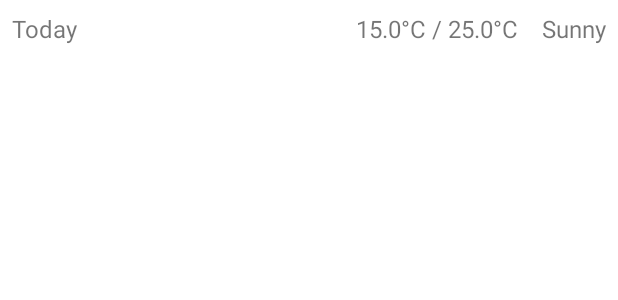
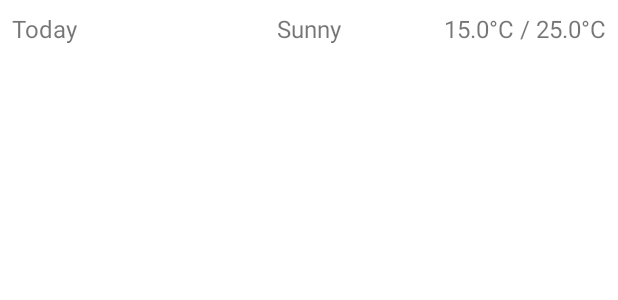
Before and after one commit to onebelowall1218/flamapp.ai-assignment-2, an Android app: the layout item_weather_summary.xml on its own in the app's theme, with its tools: preview values and no code run, on a phone screen of 412 x 824 dp. Shown: the top 300 px of the screen. Run offline under Robolectric (Android 15) with nearby library versions, the phone set to English and light mode, and no system bars.

Commit message:
Added WeatherWorker

```diff
--- a/WeatherTrack/app/build.gradle.kts
+++ b/WeatherTrack/app/build.gradle.kts
@@ -51,4 +51,7 @@ dependencies {
     // ViewModel + LiveData
     implementation("androidx.lifecycle:lifecycle-livedata-ktx:2.7.0")
     implementation("androidx.lifecycle:lifecycle-viewmodel:2.7.0")
+
+    // Worker and Sync
+    implementation ("androidx.work:work-runtime:2.9.0")
 }
--- a/WeatherTrack/app/src/main/java/com/example/weathertrack/WeatherTrackApp.java
+++ /dev/null
@@ -1,4 +0,0 @@
-package com.example.weathertrack;
-
-public class WeatherTrackApp {
-}
--- a/WeatherTrack/app/src/main/res/layout/item_weather_summary.xml
+++ b/WeatherTrack/app/src/main/res/layout/item_weather_summary.xml
@@ -4,7 +4,8 @@
     android:layout_width="match_parent"
     android:layout_height="wrap_content"
     android:orientation="horizontal"
-    android:padding="8dp">
+    android:padding="8dp"
+    android:gravity="center_vertical">
 
     <TextView
         android:id="@+id/tvDay"
@@ -15,18 +16,21 @@
         android:textSize="16sp" />
 
     <TextView
+        android:id="@+id/tvCondition"
+        android:layout_width="0dp"
+        android:layout_weight="1"
+        android:layout_height="wrap_content"
+        android:text="Sunny"
+        android:textAlignment="center"
+        android:gravity="center"
+        android:textSize="16sp" />
+
+    <TextView
         android:id="@+id/tvMinMax"
-        android:layout_width="wrap_content"
+        android:layout_width="0dp"
+        android:layout_weight="1"
         android:layout_height="wrap_content"
         android:text="15.0°C / 25.0°C"
         android:textSize="16sp"
-        android:layout_marginEnd="16dp" />
-
-    <TextView
-        android:id="@+id/tvCondition"
-        android:layout_width="wrap_content"
-        android:layout_height="wrap_content"
-        android:text="Sunny"
-        android:textSize="16sp" />
-
+        android:gravity="end" />
 </LinearLayout>
```
Also changed, not shown: WeatherTrack/app/src/main/java/com/example/weathertrack/ui/MainActivity.java (+22 -0 lines), WeatherTrack/app/src/main/java/com/example/weathertrack/workers/WeatherWorker.java (added, +28 -0 lines).
